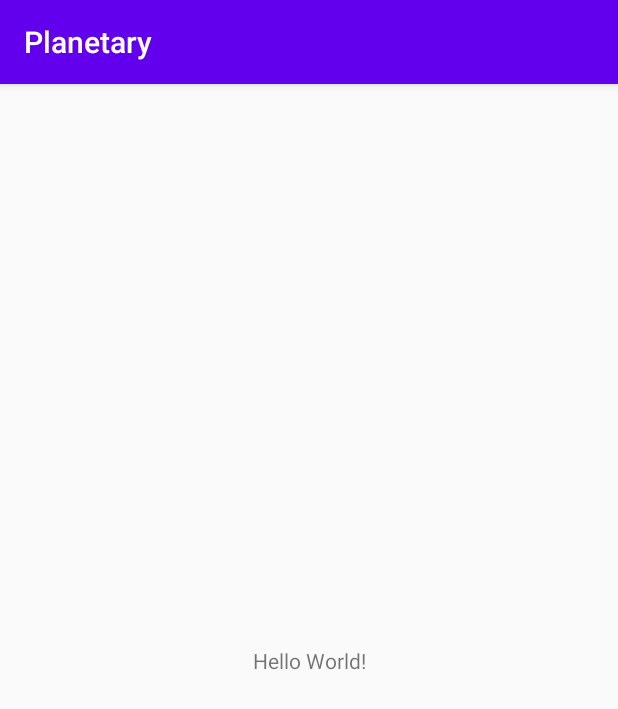
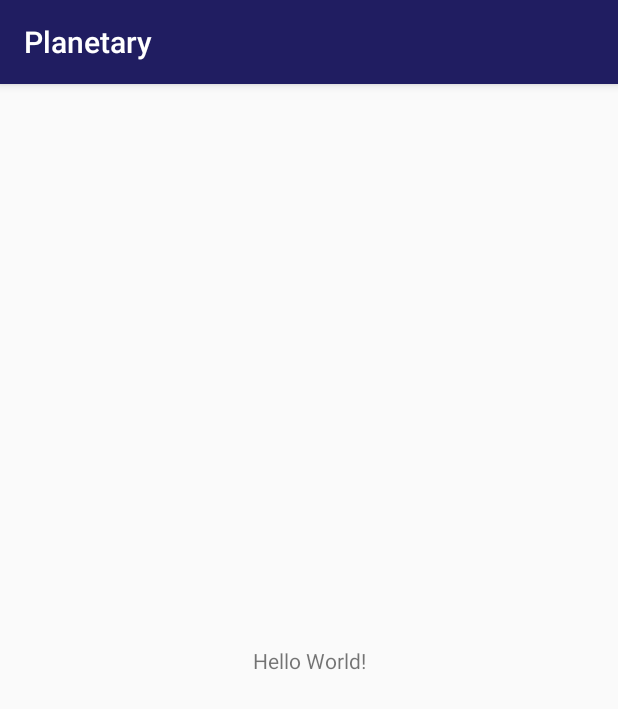
Before and after one commit to epic9toes/Planetary, an Android app: the screen it shows after launch (MainActivity), on a phone screen of 412 x 824 dp. Shown: the top 709 px of the screen. Run offline under Robolectric (Android 15) with nearby library versions, the phone set to English and light mode, and no system bars.

Commit message:
Colors Updated

```diff
--- a/app/src/main/res/values/colors.xml
+++ b/app/src/main/res/values/colors.xml
@@ -1,6 +1,6 @@
 <?xml version="1.0" encoding="utf-8"?>
 <resources>
-    <color name="colorPrimary">#6200EE</color>
-    <color name="colorPrimaryDark">#3700B3</color>
-    <color name="colorAccent">#03DAC5</color>
+    <color name="colorPrimary">#201D61</color>
+    <color name="colorPrimaryDark">#06033E</color>
+    <color name="colorAccent">#009688</color>
 </resources>
```
